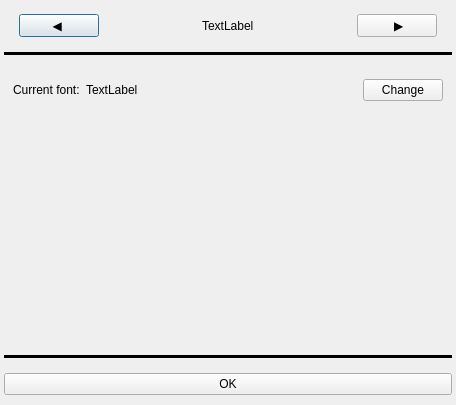
Before: the Qt Designer form components/settings.ui in Szybet/sanki, drawn with Qt 5.
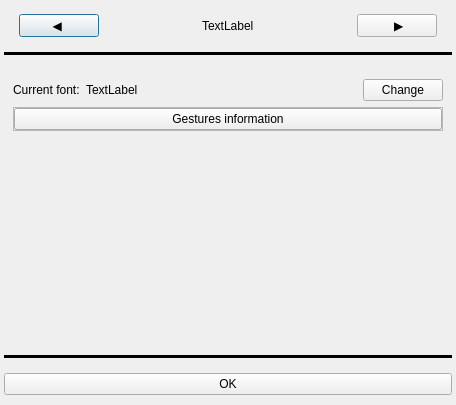
After: the same form once the commit is applied. The open tabs and pages were chosen to show the change. Icons and pictures are not drawn.

Commit message: Added gestures for zooming and refreshing

The edit to the form file:
```diff
--- a/components/settings.ui
+++ b/components/settings.ui
@@ -434,6 +434,40 @@
          </item>
         </layout>
        </item>
+       <item>
+        <widget class="QFrame" name="frame_2">
+         <property name="frameShape">
+          <enum>QFrame::StyledPanel</enum>
+         </property>
+         <property name="frameShadow">
+          <enum>QFrame::Plain</enum>
+         </property>
+         <layout class="QGridLayout" name="gridLayout_2">
+          <property name="leftMargin">
+           <number>0</number>
+          </property>
+          <property name="topMargin">
+           <number>0</number>
+          </property>
+          <property name="rightMargin">
+           <number>0</number>
+          </property>
+          <property name="bottomMargin">
+           <number>0</number>
+          </property>
+          <property name="spacing">
+           <number>0</number>
+          </property>
+          <item row="0" column="0">
+           <widget class="QPushButton" name="gesturesButton">
+            <property name="text">
+             <string>Gestures information</string>
+            </property>
+           </widget>
+          </item>
+         </layout>
+        </widget>
+       </item>
        <item>
         <spacer name="verticalSpacer_2">
          <property name="orientation">
```
Left out of the diff: 7 changed lines with no effect on the pictures. The commit also changes 8 other files.
